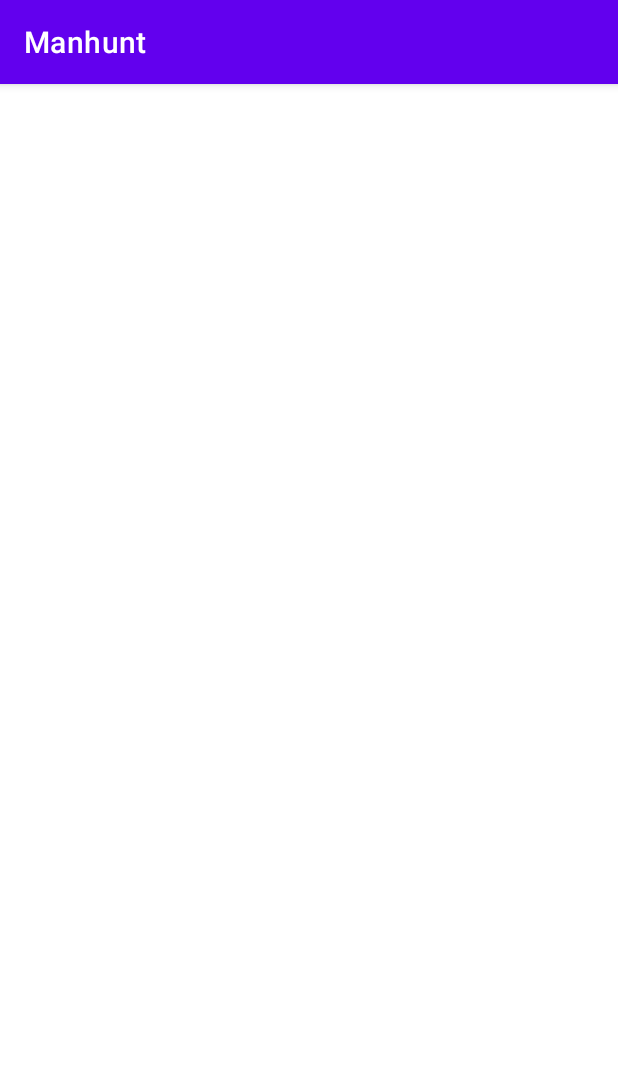
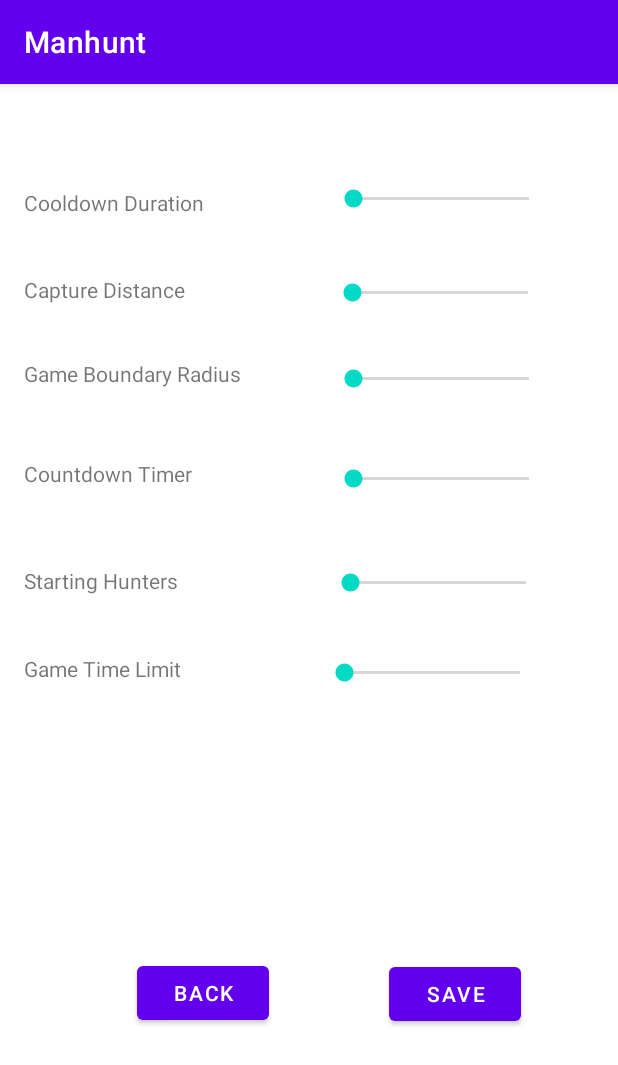
Before and after one commit to MuazShash/Manhunt, an Android app: the Options screen opened directly, with no data from a screen before it, on a phone screen of 412 x 824 dp. Shown: the top 1065 px of the screen. Run offline under Robolectric (Android 15) with nearby library versions, the phone set to English and light mode, and no system bars.

Commit message:
Rough layout for options

```diff
--- a/app/src/main/res/layout/activity_options.xml
+++ b/app/src/main/res/layout/activity_options.xml
@@ -1,9 +1,159 @@
 <?xml version="1.0" encoding="utf-8"?>
-<androidx.constraintlayout.widget.ConstraintLayout xmlns:android="http://schemas.android.com/apk/res/android"
+<RelativeLayout xmlns:android="http://schemas.android.com/apk/res/android"
     xmlns:app="http://schemas.android.com/apk/res-auto"
     xmlns:tools="http://schemas.android.com/tools"
     android:layout_width="match_parent"
     android:layout_height="match_parent"
     tools:context=".Options">
 
-</androidx.constraintlayout.widget.ConstraintLayout>
+    <TextView
+        android:id="@+id/textView"
+        android:layout_width="wrap_content"
+        android:layout_height="wrap_content"
+        android:layout_alignParentTop="true"
+        android:layout_marginStart="16dp"
+        android:layout_marginLeft="16dp"
+        android:layout_marginTop="69dp"
+        android:text="Cooldown Duration" />
+
+    <TextView
+        android:id="@+id/textView4"
+        android:layout_width="wrap_content"
+        android:layout_height="wrap_content"
+        android:layout_alignParentTop="true"
+        android:layout_marginStart="16dp"
+        android:layout_marginLeft="16dp"
+        android:layout_marginTop="127dp"
+        android:text="Capture Distance" />
+
+    <TextView
+        android:id="@+id/textView5"
+        android:layout_width="wrap_content"
+        android:layout_height="wrap_content"
+        android:layout_alignParentTop="true"
+        android:layout_marginStart="16dp"
+        android:layout_marginLeft="16dp"
+        android:layout_marginTop="183dp"
+        android:text="Game Boundary Radius" />
+
+    <TextView
+        android:id="@+id/textView6"
+        android:layout_width="wrap_content"
+        android:layout_height="wrap_content"
+        android:layout_alignParentTop="true"
+        android:layout_marginStart="16dp"
+        android:layout_marginLeft="16dp"
+        android:layout_marginTop="250dp"
+        android:text="Countdown Timer" />
+
+    <TextView
+        android:id="@+id/textView7"
+        android:layout_width="wrap_content"
+        android:layout_height="wrap_content"
+        android:layout_alignParentTop="true"
+        android:layout_marginStart="16dp"
+        android:layout_marginLeft="16dp"
+        android:layout_marginTop="321dp"
+        android:text="Starting Hunters" />
+
+    <TextView
+        android:id="@+id/textView8"
+        android:layout_width="wrap_content"
+        android:layout_height="wrap_content"
+        android:layout_alignParentTop="true"
+        android:layout_marginStart="16dp"
+        android:layout_marginLeft="16dp"
+        android:layout_marginTop="380dp"
+        android:text="Game Time Limit" />
+
+    <Button
+        android:id="@+id/button"
+        android:layout_width="wrap_content"
+        android:layout_height="wrap_content"
+        android:layout_alignParentStart="true"
+        android:layout_alignParentLeft="true"
+        android:layout_alignParentBottom="true"
+        android:layout_marginStart="259dp"
+        android:layout_marginLeft="259dp"
+        android:layout_marginBottom="137dp"
+        android:text="Save" />
+
+    <Button
+        android:id="@+id/button2"
+        android:layout_width="wrap_content"
+        android:layout_height="wrap_content"
+        android:layout_alignParentStart="true"
+        android:layout_alignParentLeft="true"
+        android:layout_alignParentBottom="true"
+        android:layout_marginStart="91dp"
+        android:layout_marginLeft="91dp"
+        android:layout_marginBottom="138dp"
+        android:text="Back" />
+
+    <SeekBar
+        android:id="@+id/seekBar"
+        android:layout_width="149dp"
+        android:layout_height="wrap_content"
+        android:layout_alignParentTop="true"
+        android:layout_alignParentEnd="true"
+        android:layout_alignParentRight="true"
+        android:layout_marginTop="67dp"
+        android:layout_marginEnd="43dp"
+        android:layout_marginRight="43dp" />
+
+    <SeekBar
+        android:id="@+id/seekBar2"
+        android:layout_width="149dp"
+        android:layout_height="wrap_content"
+        android:layout_alignParentTop="true"
+        android:layout_alignParentEnd="true"
+        android:layout_alignParentRight="true"
+        android:layout_marginTop="130dp"
+        android:layout_marginEnd="44dp"
+        android:layout_marginRight="44dp" />
+
+    <SeekBar
+        android:id="@+id/seekBar3"
+        android:layout_width="149dp"
+        android:layout_height="wrap_content"
+        android:layout_alignParentTop="true"
+        android:layout_alignParentEnd="true"
+        android:layout_alignParentRight="true"
+        android:layout_marginTop="187dp"
+        android:layout_marginEnd="43dp"
+        android:layout_marginRight="43dp" />
+
+    <SeekBar
+        android:id="@+id/seekBar4"
+        android:layout_width="149dp"
+        android:layout_height="wrap_content"
+        android:layout_alignParentTop="true"
+        android:layout_alignParentEnd="true"
+        android:layout_alignParentRight="true"
+        android:layout_marginTop="254dp"
+        android:layout_marginEnd="43dp"
+        android:layout_marginRight="43dp" />
+
+    <SeekBar
+        android:id="@+id/seekBar5"
+        android:layout_width="149dp"
+        android:layout_height="wrap_content"
+        android:layout_alignParentTop="true"
+        android:layout_alignParentEnd="true"
+        android:layout_alignParentRight="true"
+        android:layout_marginTop="323dp"
+        android:layout_marginEnd="45dp"
+        android:layout_marginRight="45dp" />
+
+    <SeekBar
+        android:id="@+id/seekBar6"
+        android:layout_width="149dp"
+        android:layout_height="wrap_content"
+        android:layout_alignParentTop="true"
+        android:layout_alignParentEnd="true"
+        android:layout_alignParentRight="true"
+        android:layout_marginTop="383dp"
+        android:layout_marginEnd="49dp"
+        android:layout_marginRight="49dp" />
+
+</RelativeLayout>
```
